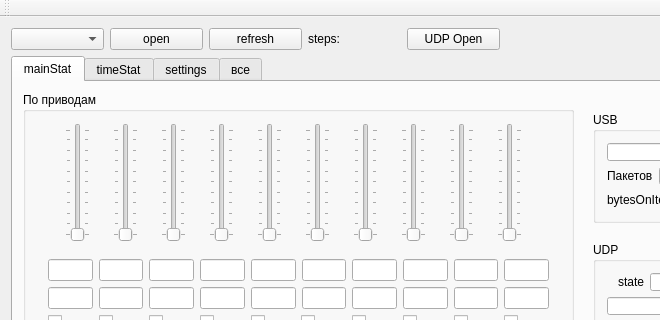
PoldenDev/polden-ver-motorControl-desktop, file mainwindow.ui: the form before one commit; both pictures show x 0 to 660 and y 0 to 320 of the 816 by 739 pixel window.
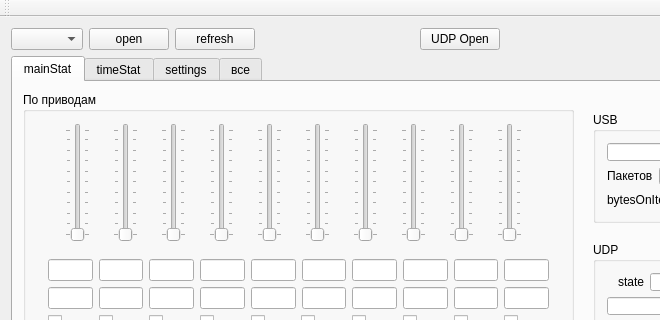
The form after the commit. The open tabs and pages were chosen to show the change.

Commit message: правки в интерфейс

```diff
--- a/mainwindow.ui
+++ b/mainwindow.ui
@@ -51,11 +51,17 @@
         </widget>
        </item>
        <item>
-        <widget class="QLabel" name="label_3">
-         <property name="text">
-          <string>steps:</string>
+        <spacer name="horizontalSpacer">
+         <property name="orientation">
+          <enum>Qt::Horizontal</enum>
          </property>
-        </widget>
+         <property name="sizeHint" stdset="0">
+          <size>
+           <width>40</width>
+           <height>20</height>
+          </size>
+         </property>
+        </spacer>
        </item>
        <item>
         <widget class="QPushButton" name="pushButtonUdpOpenClose">
```
Left out of the diff: 2 changed lines with no effect on the pictures. The commit also changes 1 other file.
